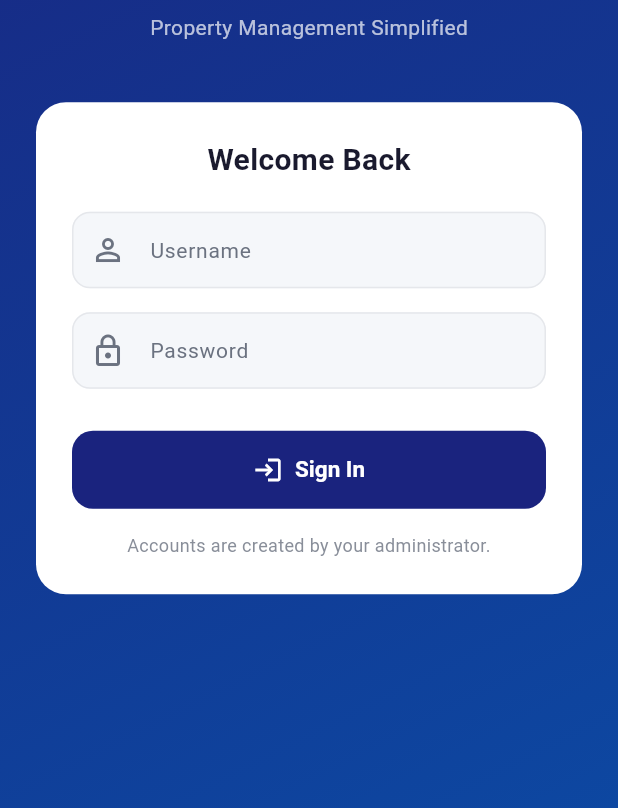
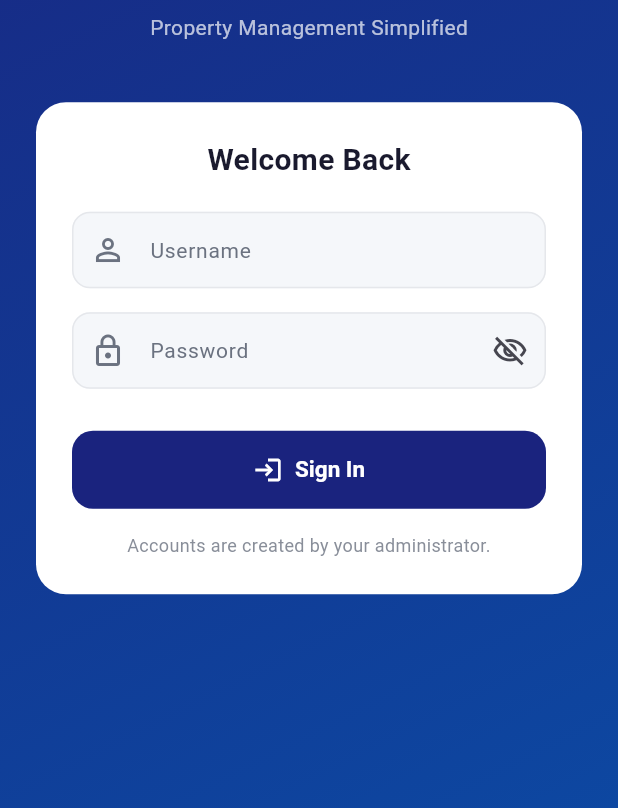
Before and after one commit to sanjayksanthosh/flat-rent-manager, a Flutter app: the screen it shows after launch, on a phone screen of 412 x 824 dp, the part 428-1236 px from its top. Run offline on Flutter 3.47's test engine with Material 3 defaults, Android fonts, the light colour scheme and no system bars; our stand-ins replace csv, file_picker, pdf, printing, share_plus, shared_preferences and 1 more; missing offline and left inert: excel, whatsapp_share_plus; accounts and stored records are empty.

Commit message:
Add show/hide password toggle on the login screen

```diff
--- a/lib/screens/login_screen.dart
+++ b/lib/screens/login_screen.dart
@@ -16,6 +16,7 @@ class _LoginScreenState extends State<LoginScreen> {
   final _user = TextEditingController();
   final _pass = TextEditingController();
   final _form = GlobalKey<FormState>();
+  bool _obscure = true;
 
   @override
   void dispose() {
@@ -127,12 +128,24 @@ class _LoginScreenState extends State<LoginScreen> {
                               const SizedBox(height: 16),
                               TextFormField(
                                 controller: _pass,
-                                obscureText: true,
+                                obscureText: _obscure,
                                 textInputAction: TextInputAction.done,
                                 onFieldSubmitted: (_) => _submit(),
-                                decoration: const InputDecoration(
+                                decoration: InputDecoration(
                                   labelText: 'Password',
-                                  prefixIcon: Icon(Icons.lock_outline),
+                                  prefixIcon: const Icon(Icons.lock_outline),
+                                  suffixIcon: IconButton(
+                                    icon: Icon(
+                                      _obscure
+                                          ? Icons.visibility_off_outlined
+                                          : Icons.visibility_outlined,
+                                    ),
+                                    tooltip: _obscure
+                                        ? 'Show password'
+                                        : 'Hide password',
+                                    onPressed: () =>
+                                        setState(() => _obscure = !_obscure),
+                                  ),
                                 ),
                                 validator: (v) =>
                                     v == null || v.isEmpty ? 'Required' : null,
```
